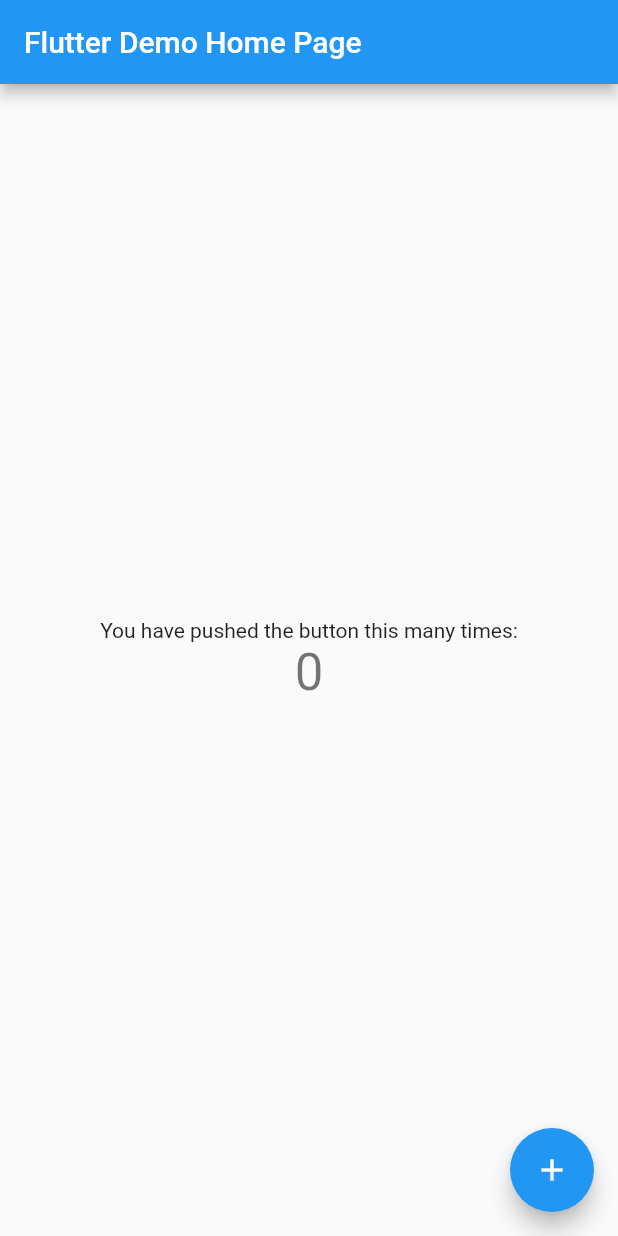
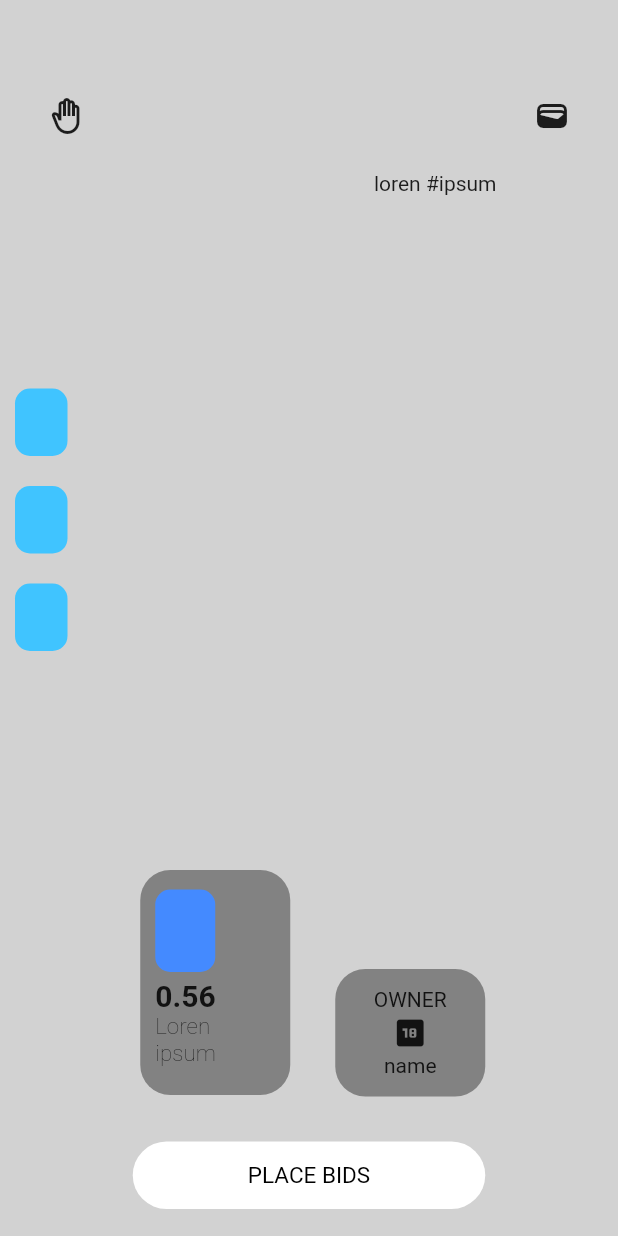
Before and after one commit to GDG-GTBIT/solana-app, a Flutter app: the screen it shows after launch, on a phone screen of 412 x 824 dp. Run offline on Flutter 3.47's test engine with Material 2 defaults, Android fonts, the phone set to English and light mode, and no system bars; our stand-ins replace google_fonts.

Commit message:
page 3 of gdsc sol app initial commit

```diff
--- /dev/null
+++ b/solapp/lib/castBottom.dart
@@ -0,0 +1,80 @@
+import 'package:flutter/material.dart';
+import 'gscOwner.dart';
+import 'price.dart';
+
+class bid extends StatelessWidget {
+  const bid({super.key});
+
+  @override
+  Widget build(BuildContext context) {
+    return Column(
+      children: [
+        SizedBox(
+          height: 10,
+        ),
+        Row(
+          children: [
+            SizedBox(
+              width: 10,
+            ),
+            Container(
+              height: 150,
+              width: 100,
+              padding: EdgeInsets.all(10),
+              alignment: Alignment.centerLeft,
+              margin: EdgeInsets.all(15),
+              decoration: BoxDecoration(
+                color: Colors.black38,
+                borderRadius: BorderRadius.all(Radius.circular(20)),
+              ),
+              child: price(),
+            ),
+            Column(
+              children: [
+                SizedBox(
+                  height: 67,
+                ),
+                Container(
+                  height: 85,
+                  width: 100,
+                  padding: EdgeInsets.all(8),
+                  alignment: Alignment.bottomLeft,
+                  margin: EdgeInsets.all(15),
+                  decoration: BoxDecoration(
+                    color: Colors.black38,
+                    borderRadius: BorderRadius.all(Radius.circular(20)),
+                  ),
+                  child: owner(),
+                ),
+              ],
+            ),
+          ],
+        ),
+        GestureDetector(
+          onTap: () {
+            print('cool');
+          },
+          child: Container(
+            height: 45,
+            width: 235,
+            margin: EdgeInsets.all(15),
+            decoration: BoxDecoration(
+              color: Color.fromARGB(255, 255, 255, 255),
+              borderRadius: BorderRadius.all(Radius.circular(25)),
+            ),
+            child: Center(
+              child: Text(
+                'PLACE BIDS',
+                textAlign: TextAlign.center,
+                style: TextStyle(
+                  color: Colors.black,
+                  fontSize: 15,
+                ),
+              ),
+            ),
+          ),
+        )
+      ],
+    );
+  }
+}
--- /dev/null
+++ b/solapp/lib/gscOwner.dart
@@ -0,0 +1,26 @@
+import 'package:flutter/material.dart';
+
+class owner extends StatelessWidget {
+  const owner({super.key});
+
+  @override
+  Widget build(BuildContext context) {
+    return Center(
+      child: Column(
+        crossAxisAlignment: CrossAxisAlignment.center,
+        mainAxisAlignment: MainAxisAlignment.center,
+        children: [
+          Text('OWNER'),
+          SizedBox(
+            height: 2,
+          ),
+          Icon(Icons.eighteen_up_rating),
+          SizedBox(
+            height: 2,
+          ),
+          Text('name'),
+        ],
+      ),
+    );
+  }
+}
--- a/solapp/lib/main.dart
+++ b/solapp/lib/main.dart
@@ -1,115 +1,104 @@
 import 'package:flutter/material.dart';
+import 'castBottom.dart';
+import 'price.dart';
 
 void main() {
-  runApp(const MyApp());
+  runApp(App());
 }
 
-class MyApp extends StatelessWidget {
-  const MyApp({super.key});
-
-  // This widget is the root of your application.
+class App extends StatelessWidget {
+  const App({super.key});
+  void so() {}
   @override
   Widget build(BuildContext context) {
     return MaterialApp(
-      title: 'Flutter Demo',
-      theme: ThemeData(
-        // This is the theme of your application.
-        //
-        // Try running your application with "flutter run". You'll see the
-        // application has a blue toolbar. Then, without quitting the app, try
-        // changing the primarySwatch below to Colors.green and then invoke
-        // "hot reload" (press "r" in the console where you ran "flutter run",
-        // or simply save your changes to "hot reload" in a Flutter IDE).
-        // Notice that the counter didn't reset back to zero; the application
-        // is not restarted.
-        primarySwatch: Colors.blue,
+        home: Container(
+      color: Colors.black45,
+      child: Scaffold(
+        backgroundColor: Color.fromARGB(155, 255, 255, 255),
+        body: Stack(alignment: Alignment.bottomCenter, children: [
+          Container(
+            width: double.infinity,
+            height: double.infinity,
+            child: Column(
+              children: [
+                SizedBox(
+                  height: 65,
                 ),
-      home: const MyHomePage(title: 'Flutter Demo Home Page'),
-    );
-  }
-}
-
-class MyHomePage extends StatefulWidget {
-  const MyHomePage({super.key, required this.title});
-
-  // This widget is the home page of your application. It is stateful, meaning
-  // that it has a State object (defined below) that contains fields that affect
-  // how it looks.
-
-  // This class is the configuration for the state. It holds the values (in this
-  // case the title) provided by the parent (in this case the App widget) and
-  // used by the build method of the State. Fields in a Widget subclass are
-  // always marked "final".
-
-  final String title;
-
-  @override
-  State<MyHomePage> createState() => _MyHomePageState();
-}
-
-class _MyHomePageState extends State<MyHomePage> {
-  int _counter = 0;
-
-  void _incrementCounter() {
-    setState(() {
-      // This call to setState tells the Flutter framework that something has
-      // changed in this State, which causes it to rerun the build method below
-      // so that the display can reflect the updated values. If we changed
-      // _counter without calling setState(), then the build method would not be
-      // called again, and so nothing would appear to happen.
-      _counter++;
-    });
-  }
-
-  @override
-  Widget build(BuildContext context) {
-    // This method is rerun every time setState is called, for instance as done
-    // by the _incrementCounter method above.
-    //
-    // The Flutter framework has been optimized to make rerunning build methods
-    // fast, so that you can just rebuild anything that needs updating rather
-    // than having to individually change instances of widgets.
-    return Scaffold(
-      appBar: AppBar(
-        // Here we take the value from the MyHomePage object that was created by
-        // the App.build method, and use it to set our appbar title.
-        title: Text(widget.title),
+                Row(
+                  mainAxisAlignment: MainAxisAlignment.center,
+                  children: [
+                    Icon(Icons.back_hand_outlined),
+                    SizedBox(
+                      width: 300,
                     ),
-      body: Center(
-        // Center is a layout widget. It takes a single child and positions it
-        // in the middle of the parent.
+                    Icon(Icons.wallet),
+                  ],
+                ),
+                SizedBox(
+                  height: 25,
+                ),
+                Container(
+                  height: 25,
+                  width: 250,
+                  child: Text(
+                    'loren #ipsum',
+                    textAlign: TextAlign.right,
+                  ),
+                ),
+                Container(
+                  margin: EdgeInsets.only(left: 10),
+                  alignment: Alignment.centerLeft,
                   child: Column(
-          // Column is also a layout widget. It takes a list of children and
-          // arranges them vertically. By default, it sizes itself to fit its
-          // children horizontally, and tries to be as tall as its parent.
-          //
-          // Invoke "debug painting" (press "p" in the console, choose the
-          // "Toggle Debug Paint" action from the Flutter Inspector in Android
-          // Studio, or the "Toggle Debug Paint" command in Visual Studio Code)
-          // to see the wireframe for each widget.
-          //
-          // Column has various properties to control how it sizes itself and
-          // how it positions its children. Here we use mainAxisAlignment to
-          // center the children vertically; the main axis here is the vertical
-          // axis because Columns are vertical (the cross axis would be
-          // horizontal).
                     mainAxisAlignment: MainAxisAlignment.center,
-          children: <Widget>[
-            const Text(
-              'You have pushed the button this many times:',
+                    children: [
+                      SizedBox(
+                        height: 120,
                       ),
-            Text(
-              '$_counter',
-              style: Theme.of(context).textTheme.headline4,
+                      Container(
+                        height: 45,
+                        width: 35,
+                        decoration: BoxDecoration(
+                          color: Colors.lightBlueAccent,
+                          borderRadius: BorderRadius.all(Radius.circular(10)),
+                        ),
+                      ),
+                      SizedBox(
+                        height: 20,
+                      ),
+                      Container(
+                        height: 45,
+                        width: 35,
+                        decoration: BoxDecoration(
+                          color: Colors.lightBlueAccent,
+                          borderRadius: BorderRadius.all(Radius.circular(10)),
+                        ),
+                      ),
+                      SizedBox(
+                        height: 20,
+                      ),
+                      Container(
+                        height: 45,
+                        width: 35,
+                        decoration: BoxDecoration(
+                          color: Colors.lightBlueAccent,
+                          borderRadius: BorderRadius.all(Radius.circular(10)),
+                        ),
                       ),
                     ],
                   ),
+                )
+              ],
             ),
-      floatingActionButton: FloatingActionButton(
-        onPressed: _incrementCounter,
-        tooltip: 'Increment',
-        child: const Icon(Icons.add),
-      ), // This trailing comma makes auto-formatting nicer for build methods.
-    );
+          ),
+          Container(
+            width: 275,
+            height: 270,
+            alignment: Alignment.center,
+            child: bid(),
+          )
+        ]),
+      ),
+    ));
   }
 }
--- /dev/null
+++ b/solapp/lib/price.dart
@@ -0,0 +1,51 @@
+import 'package:flutter/material.dart';
+
+class price extends StatelessWidget {
+  const price({super.key});
+
+  @override
+  Widget build(BuildContext context) {
+    return Column(
+      children: [
+        SizedBox(
+          height: 3,
+        ),
+        Align(
+          alignment: Alignment.centerLeft,
+          child: Container(
+            height: 55,
+            width: 40,
+            alignment: Alignment.centerLeft,
+            decoration: BoxDecoration(
+                color: Colors.blueAccent,
+                borderRadius: BorderRadius.all(Radius.circular(10))),
+          ),
+        ),
+        SizedBox(
+          height: 4,
+        ),
+        Align(
+          alignment: Alignment.centerLeft,
+          child: Text(
+            '0.56',
+            style: TextStyle(
+              fontWeight: FontWeight.bold,
+              fontSize: 20,
+            ),
+          ),
+        ),
+        Align(
+          alignment: Alignment.centerLeft,
+          child: Text(
+            'Loren ipsum',
+            textAlign: TextAlign.left,
+            style: TextStyle(
+              fontWeight: FontWeight.w200,
+              fontSize: 15,
+            ),
+          ),
+        )
+      ],
+    );
+  }
+}
```
Also changed, not shown: solapp/lib/bottoms.dart (added, +139 -0 lines), solapp/pubspec.yaml (+12 -0 lines), solapp/assets/1jpeg.jpg (added), solapp/assets/2page.png (added), solapp/assets/2ti.jpg (added), solapp/assets/df.jpg (added), solapp/pubspec.lock, 1 other file. Lines whose indentation alone changed are shown as unchanged.
